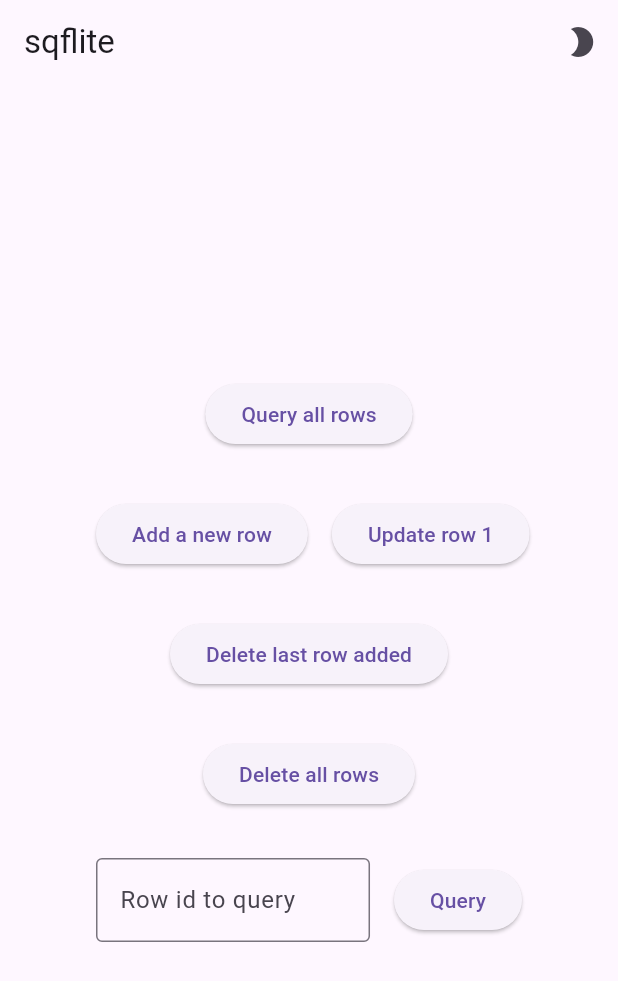
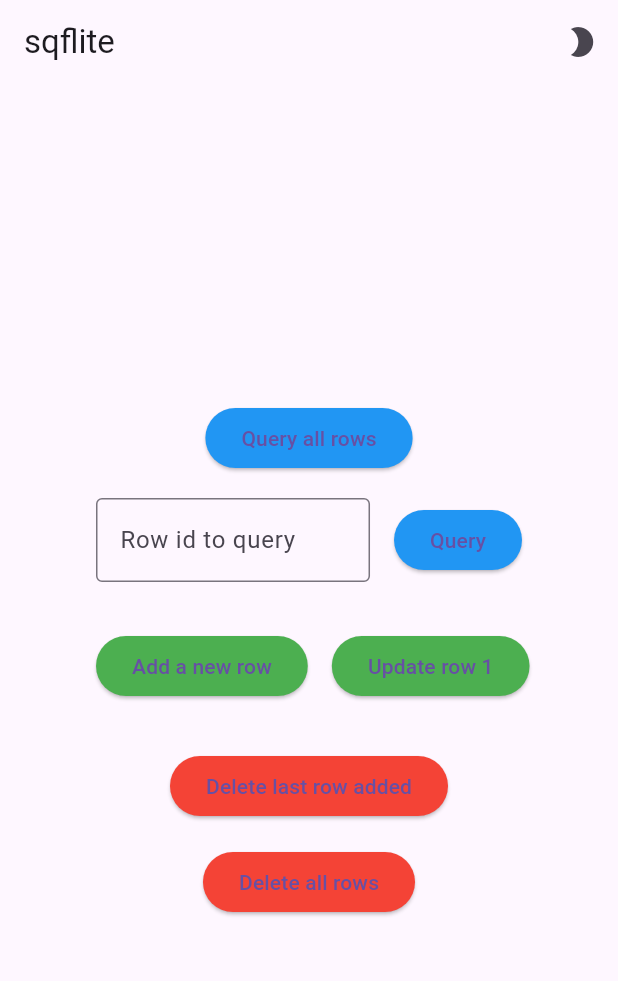
Before and after one commit to Nathan2055/csc4360-activity10-localstorage, a Flutter app: the screen it shows after launch, on a phone screen of 412 x 824 dp. Shown: the top 981 px of the screen. Run offline on Flutter 3.47's test engine with Material 3 defaults, Android fonts, the phone set to English and light mode, and no system bars; our stand-ins replace sqflite; accounts and stored records are empty.

Commit message:
Add colors to buttons

```diff
--- a/lib/main.dart
+++ b/lib/main.dart
@@ -138,46 +138,14 @@ class _DatabaseAppState extends State<DatabaseApp> {
                   children: <Widget>[
                     ElevatedButton(
                       onPressed: _query,
+                      style: ElevatedButton.styleFrom(
+                        backgroundColor: Colors.blue,
+                      ),
                       child: const Text('Query all rows'),
                     ),
                   ],
                 ),
-                const SizedBox(height: 32),
-                Row(
-                  mainAxisSize: MainAxisSize.min,
-                  children: <Widget>[
-                    ElevatedButton(
-                      onPressed: _insert,
-                      child: const Text('Add a new row'),
-                    ),
-                    const SizedBox(width: 16),
-                    ElevatedButton(
-                      onPressed: _update,
-                      child: const Text('Update row 1'),
-                    ),
-                  ],
-                ),
-                const SizedBox(height: 32),
-                Row(
-                  mainAxisSize: MainAxisSize.min,
-                  children: <Widget>[
-                    ElevatedButton(
-                      onPressed: _delete,
-                      child: const Text('Delete last row added'),
-                    ),
-                  ],
-                ),
-                const SizedBox(height: 32),
-                Row(
-                  mainAxisSize: MainAxisSize.min,
-                  children: <Widget>[
-                    ElevatedButton(
-                      onPressed: _deleteAll,
-                      child: const Text('Delete all rows'),
-                    ),
-                  ],
-                ),
-                const SizedBox(height: 32),
+                const SizedBox(height: 16),
                 Row(
                   mainAxisSize: MainAxisSize.min,
                   children: <Widget>[
@@ -193,7 +161,57 @@ class _DatabaseAppState extends State<DatabaseApp> {
                     const SizedBox(width: 16.0),
                     ElevatedButton(
                       onPressed: _acceptInput,
+                      style: ElevatedButton.styleFrom(
+                        backgroundColor: Colors.blue,
+                      ),
                       child: Text('Query'),
+                    ),
+                  ],
+                ),
+                const SizedBox(height: 32),
+                Row(
+                  mainAxisSize: MainAxisSize.min,
+                  children: <Widget>[
+                    ElevatedButton(
+                      onPressed: _insert,
+                      style: ElevatedButton.styleFrom(
+                        backgroundColor: Colors.green,
+                      ),
+                      child: const Text('Add a new row'),
+                    ),
+                    const SizedBox(width: 16),
+                    ElevatedButton(
+                      onPressed: _update,
+                      style: ElevatedButton.styleFrom(
+                        backgroundColor: Colors.green,
+                      ),
+                      child: const Text('Update row 1'),
+                    ),
+                  ],
+                ),
+                const SizedBox(height: 32),
+                Row(
+                  mainAxisSize: MainAxisSize.min,
+                  children: <Widget>[
+                    ElevatedButton(
+                      onPressed: _delete,
+                      style: ElevatedButton.styleFrom(
+                        backgroundColor: Colors.red,
+                      ),
+                      child: const Text('Delete last row added'),
+                    ),
+                  ],
+                ),
+                const SizedBox(height: 16),
+                Row(
+                  mainAxisSize: MainAxisSize.min,
+                  children: <Widget>[
+                    ElevatedButton(
+                      onPressed: _deleteAll,
+                      style: ElevatedButton.styleFrom(
+                        backgroundColor: Colors.red,
+                      ),
+                      child: const Text('Delete all rows'),
                     ),
                   ],
                 ),
```
